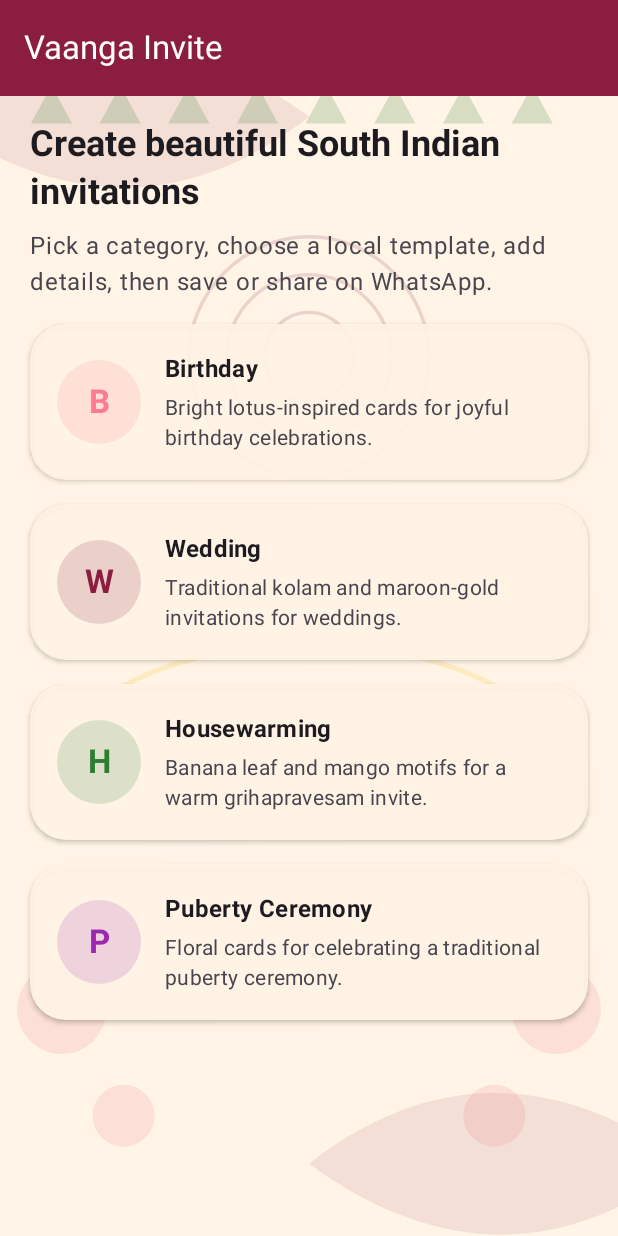
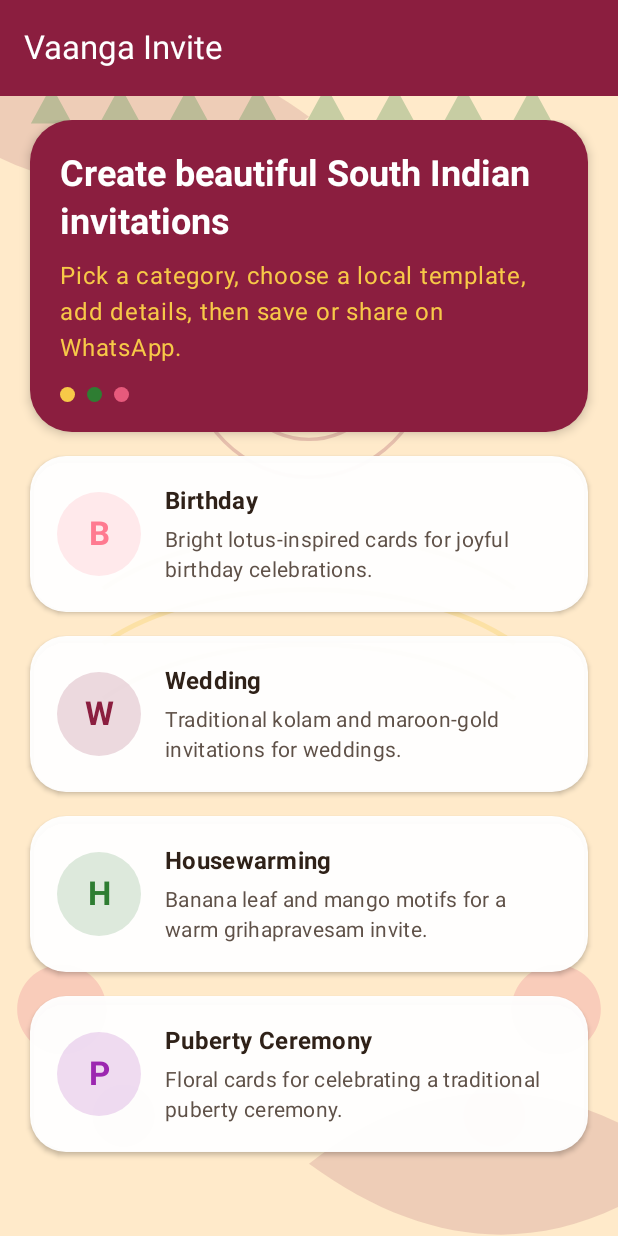
Before and after one commit to mrajen27/Invitation_Maker, an Android app built with Jetpack Compose: the screen it shows after launch (MainActivity), on a phone screen of 412 x 824 dp. Run offline under Robolectric (Android 15) with nearby library versions, the phone set to English and light mode, and no system bars.

Commit message:
Improve home screen contrast
Co-authored-by: mrajen27 <mrajen27@users.noreply.github.com>

```diff
--- a/app/src/main/java/com/vaangainvite/ui/screens/HomeScreen.kt
+++ b/app/src/main/java/com/vaangainvite/ui/screens/HomeScreen.kt
@@ -40,6 +40,11 @@ import androidx.lifecycle.compose.collectAsStateWithLifecycle
 import com.vaangainvite.data.model.InvitationCategory
 import com.vaangainvite.ui.viewmodel.InviteViewModel
 
+private val HomeSandalwood = Color(0xFFFFF4E6)
+private val HomeMaroon = Color(0xFF8B1E3F)
+private val HomeGold = Color(0xFFF7C948)
+private val HomeLeaf = Color(0xFF2E7D32)
+
 @OptIn(ExperimentalMaterial3Api::class)
 @Composable
 fun HomeScreen(
@@ -49,12 +54,13 @@ fun HomeScreen(
     val state by viewModel.uiState.collectAsStateWithLifecycle()
 
     Scaffold(
+        containerColor = HomeSandalwood,
         topBar = {
             TopAppBar(
                 title = { Text(text = "Vaanga Invite") },
                 colors = TopAppBarDefaults.topAppBarColors(
-                    containerColor = MaterialTheme.colorScheme.primary,
-                    titleContentColor = MaterialTheme.colorScheme.onPrimary
+                    containerColor = HomeMaroon,
+                    titleContentColor = Color.White
                 )
             )
         }
@@ -62,6 +68,7 @@ fun HomeScreen(
         Box(
             modifier = Modifier
                 .fillMaxSize()
+                .background(HomeSandalwood)
                 .padding(paddingValues)
         ) {
             Image(
@@ -69,7 +76,7 @@ fun HomeScreen(
                 contentDescription = null,
                 modifier = Modifier
                     .fillMaxSize()
-                    .alpha(0.95f),
+                    .alpha(0.78f),
                 contentScale = ContentScale.Crop
             )
             LazyColumn(
@@ -97,19 +104,47 @@ fun HomeScreen(
 
 @Composable
 private fun Header() {
-    Column {
+    Card(
+        modifier = Modifier.fillMaxWidth(),
+        shape = RoundedCornerShape(28.dp),
+        colors = CardDefaults.cardColors(
+            containerColor = HomeMaroon
+        ),
+        elevation = CardDefaults.cardElevation(defaultElevation = 4.dp)
+    ) {
+        Column(
+            modifier = Modifier.padding(20.dp)
+        ) {
             Text(
                 text = "Create beautiful South Indian invitations",
                 style = MaterialTheme.typography.headlineSmall,
+                color = Color.White,
                 fontWeight = FontWeight.Bold
             )
             Spacer(modifier = Modifier.height(8.dp))
             Text(
                 text = "Pick a category, choose a local template, add details, then save or share on WhatsApp.",
                 style = MaterialTheme.typography.bodyLarge,
-            color = MaterialTheme.colorScheme.onSurfaceVariant
+                color = HomeGold
             )
+            Spacer(modifier = Modifier.height(14.dp))
+            Row(horizontalArrangement = Arrangement.spacedBy(8.dp)) {
+                DecorativeDot(color = HomeGold)
+                DecorativeDot(color = HomeLeaf)
+                DecorativeDot(color = Color(0xFFE75A7C))
             }
+        }
+    }
+}
+
+@Composable
+private fun DecorativeDot(color: Color) {
+    Box(
+        modifier = Modifier
+            .size(10.dp)
+            .clip(CircleShape)
+            .background(color)
+    )
 }
 
 @Composable
@@ -123,7 +158,7 @@ private fun CategoryCard(
         modifier = Modifier.fillMaxWidth(),
         shape = RoundedCornerShape(24.dp),
         colors = CardDefaults.cardColors(
-            containerColor = MaterialTheme.colorScheme.surface.copy(alpha = 0.94f)
+            containerColor = Color.White.copy(alpha = 0.96f)
         ),
         elevation = CardDefaults.cardElevation(defaultElevation = 2.dp)
     ) {
@@ -152,13 +187,14 @@ private fun CategoryCard(
                 Text(
                     text = category.title,
                     style = MaterialTheme.typography.titleMedium,
+                    color = Color(0xFF2F2118),
                     fontWeight = FontWeight.Bold
                 )
                 Spacer(modifier = Modifier.height(4.dp))
                 Text(
                     text = category.description,
                     style = MaterialTheme.typography.bodyMedium,
-                    color = MaterialTheme.colorScheme.onSurfaceVariant
+                    color = Color(0xFF5F5148)
                 )
             }
         }
--- a/app/src/main/res/drawable/home_traditional_background.xml
+++ b/app/src/main/res/drawable/home_traditional_background.xml
@@ -5,34 +5,34 @@
     android:viewportWidth="360"
     android:viewportHeight="720">
     <path
-        android:fillColor="#FFF4E6"
+        android:fillColor="#FFE8C2"
         android:pathData="M0,0h360v720h-360z" />
     <path
         android:fillColor="#8B1E3F"
-        android:fillAlpha="0.10"
+        android:fillAlpha="0.18"
         android:pathData="M-40,40c70,-55 145,-55 220,0c-70,55 -145,55 -220,0zM180,650c70,-55 145,-55 220,0c-70,55 -145,55 -220,0z" />
     <path
         android:fillColor="#F7C948"
-        android:fillAlpha="0.25"
+        android:fillAlpha="0.42"
         android:pathData="M0,0h360v28h-360zM0,692h360v28h-360z" />
     <path
         android:fillColor="#2E7D32"
-        android:fillAlpha="0.20"
+        android:fillAlpha="0.34"
         android:pathData="M18,44l12,-22l12,22zM58,44l12,-22l12,22zM98,44l12,-22l12,22zM138,44l12,-22l12,22zM178,44l12,-22l12,22zM218,44l12,-22l12,22zM258,44l12,-22l12,22zM298,44l12,-22l12,22z" />
     <path
         android:strokeColor="#8B1E3F"
-        android:strokeAlpha="0.16"
+        android:strokeAlpha="0.28"
         android:strokeWidth="2"
         android:fillColor="@android:color/transparent"
         android:pathData="M180,110c38,0 70,32 70,70s-32,70 -70,70s-70,-32 -70,-70s32,-70 70,-70zM180,132c26,0 48,22 48,48s-22,48 -48,48s-48,-22 -48,-48s22,-48 48,-48zM180,154c14,0 26,12 26,26s-12,26 -26,26s-26,-12 -26,-26s12,-26 26,-26z" />
     <path
         android:strokeColor="#F7C948"
-        android:strokeAlpha="0.24"
+        android:strokeAlpha="0.38"
         android:strokeWidth="3"
         android:fillColor="@android:color/transparent"
         android:pathData="M60,315c60,-42 180,-42 240,0M60,347c60,-42 180,-42 240,0M60,379c60,-42 180,-42 240,0" />
     <path
         android:fillColor="#E75A7C"
-        android:fillAlpha="0.14"
+        android:fillAlpha="0.28"
         android:pathData="M36,560m-26,0a26,26 0,1 0,52 0a26,26 0,1 0,-52 0M324,560m-26,0a26,26 0,1 0,52 0a26,26 0,1 0,-52 0M72,622m-18,0a18,18 0,1 0,36 0a18,18 0,1 0,-36 0M288,622m-18,0a18,18 0,1 0,36 0a18,18 0,1 0,-36 0" />
 </vector>
```
Lines whose indentation alone changed are shown as unchanged.
